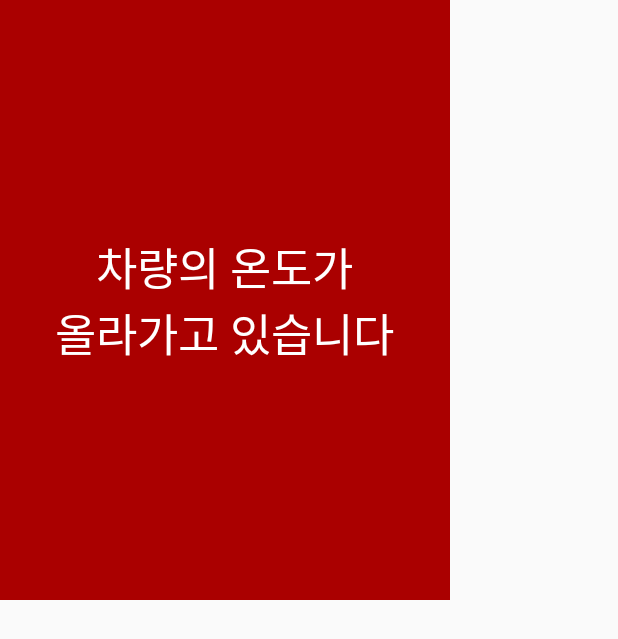
After one commit to buddman1208/ACAR, an Android app: the layout custom_dialog_view.xml on its own in the app's theme, with its tools: preview values and no code run, on a phone screen of 412 x 824 dp. The commit adds this screen. Shown: the top 639 px of the screen. Run offline under Robolectric (Android 15) with nearby library versions, the phone set to English and light mode, and no system bars.

Commit message:
[MainActivity] Ring alert when user is in danger

```diff
--- a/app/src/main/res/layout/activity_main.xml
+++ b/app/src/main/res/layout/activity_main.xml
@@ -60,6 +60,7 @@
                                 android:layout_width="wrap_content"
                                 android:layout_height="wrap_content"
                                 android:text="21"
+                                android:layout_marginRight="5dp"
                                 android:textColor="#FFF"
                                 android:textSize="70dp"
                                 android:textStyle="bold" />
--- /dev/null
+++ b/app/src/main/res/layout/custom_dialog_view.xml
@@ -0,0 +1,16 @@
+<?xml version="1.0" encoding="utf-8"?>
+<RelativeLayout xmlns:android="http://schemas.android.com/apk/res/android"
+    android:layout_width="300dp"
+    android:layout_height="400dp"
+    android:background="#aa0000"
+    android:orientation="vertical">
+
+    <TextView
+        android:layout_width="wrap_content"
+        android:layout_height="wrap_content"
+        android:layout_centerInParent="true"
+        android:gravity="center"
+        android:text="차량의 온도가\n올라가고 있습니다"
+        android:textColor="#FFF"
+        android:textSize="30dp" />
+</RelativeLayout>
```
Also changed, not shown: app/src/main/java/kr/edcan/acar/activity/MainActivity.java (+45 -4 lines), 1 other file.
